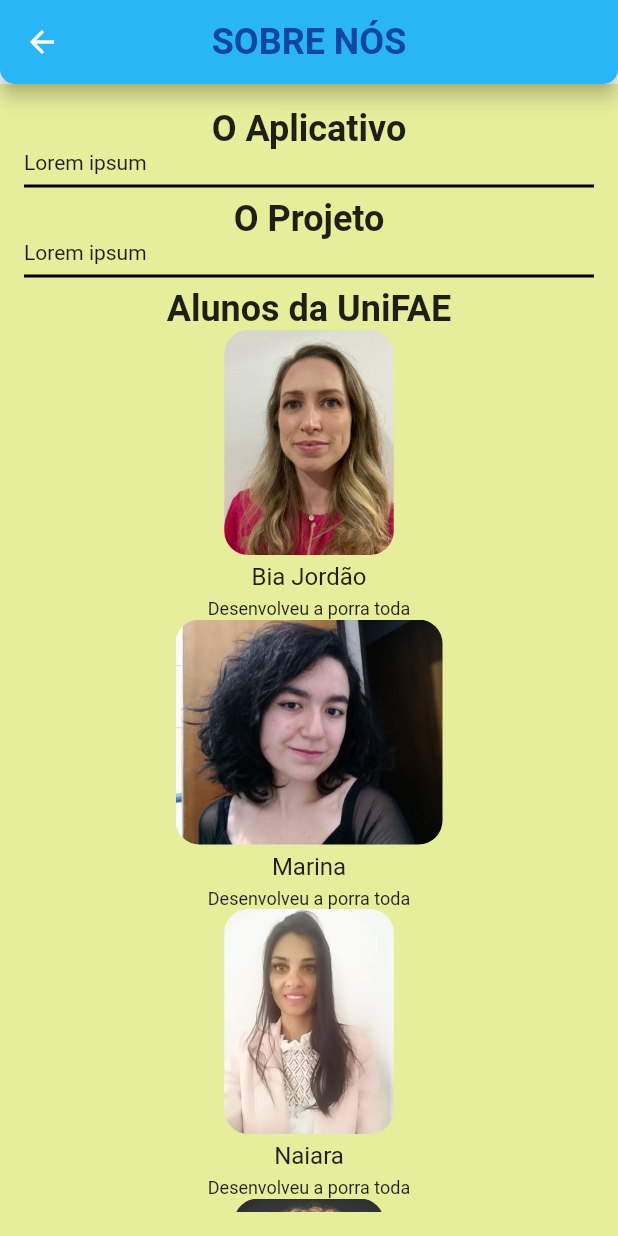
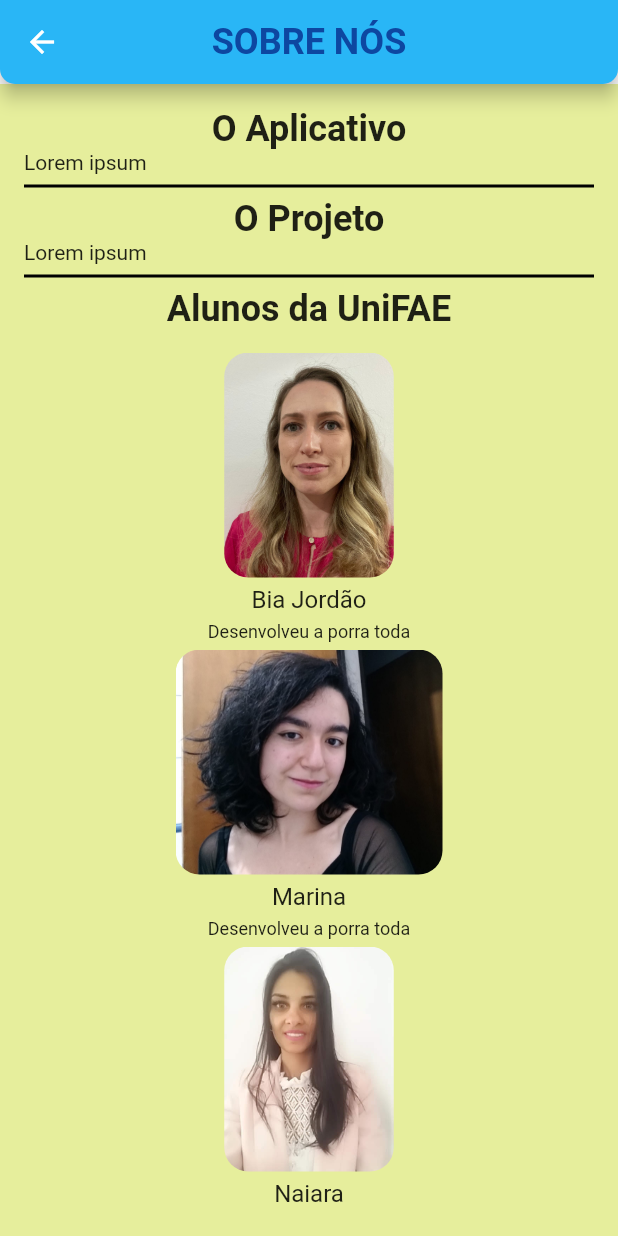
Before and after one commit to henrique-1/Palavreando, a Flutter app: the AboutUs screen opened by its route, on a phone screen of 412 x 824 dp. Run offline on Flutter 3.47's test engine with Material 2 defaults, Android fonts, the phone set to English and light mode, and no system bars; our stand-ins replace google_fonts, phosphor_flutter.

Commit message:
Added a few more configs to AboutUs

```diff
--- a/lib/views/aboutUs.dart
+++ b/lib/views/aboutUs.dart
@@ -89,6 +89,7 @@ class AboutUs extends StatelessWidget {
               ),
               textAlign: TextAlign.center,
             ),
+            const SizedBox(height: 15),
             Column(
               crossAxisAlignment: CrossAxisAlignment.start,
               children: <Widget>[
@@ -127,6 +128,7 @@ class AboutUs extends StatelessWidget {
                     ],
                   ),
                 ),
+                const SizedBox(height: 5),
                 Container(
                   alignment: Alignment.center,
                   child: Column(
@@ -162,6 +164,7 @@ class AboutUs extends StatelessWidget {
                     ],
                   ),
                 ),
+                const SizedBox(height: 5),
                 Container(
                   alignment: Alignment.center,
                   child: Column(
@@ -197,6 +200,7 @@ class AboutUs extends StatelessWidget {
                     ],
                   ),
                 ),
+                const SizedBox(height: 5),
                 Container(
                   alignment: Alignment.center,
                   child: Column(
```
